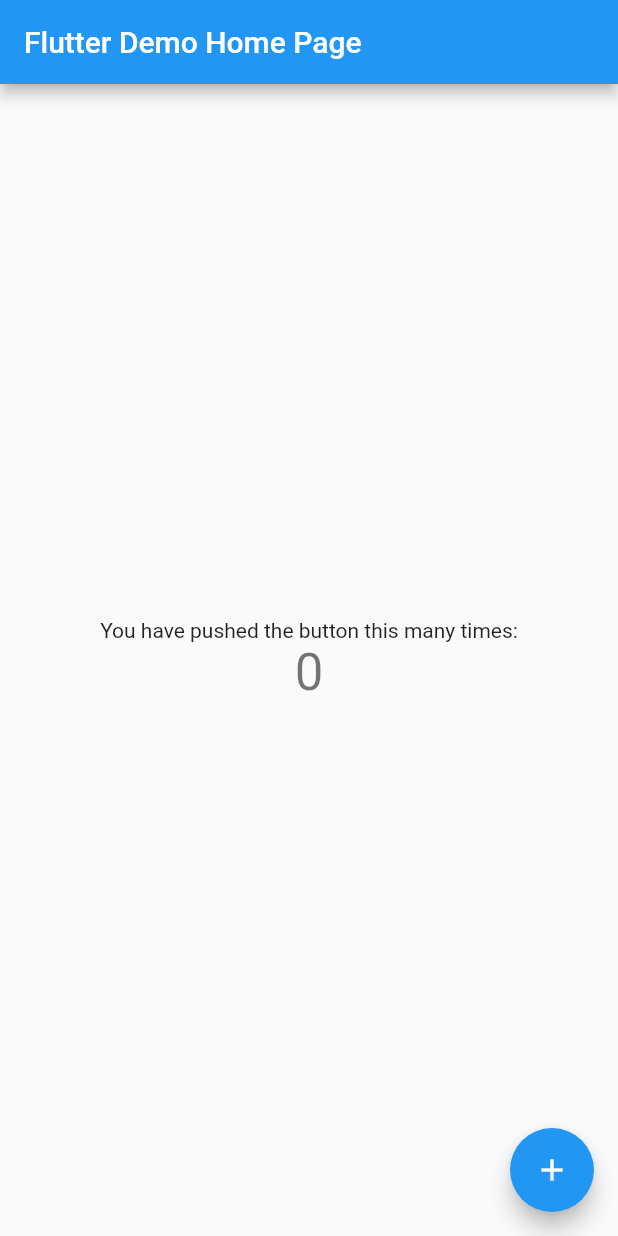
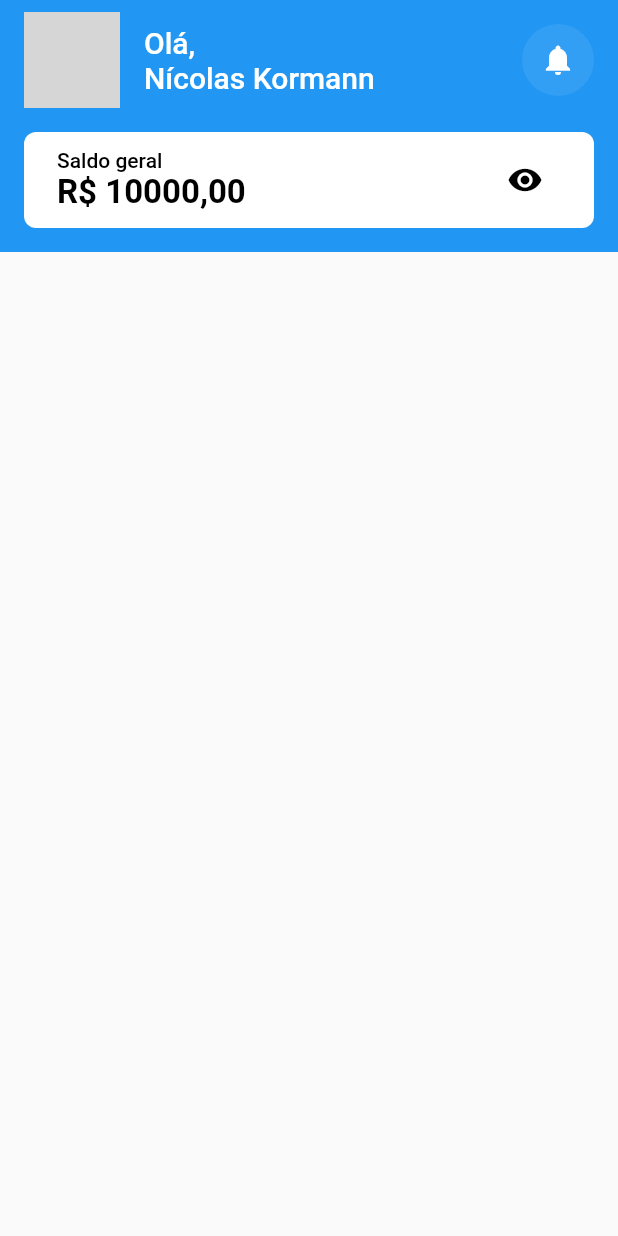
Before and after one commit to Luanftg/PIT01GP01, a Flutter app: the screen it shows after launch, on a phone screen of 412 x 824 dp. Run offline on Flutter 3.47's test engine with Material 2 defaults, Android fonts, the phone set to English and light mode, and no system bars; network calls fail; grey boxes are pictures that could not be loaded.

Commit message:
finance app

```diff
--- /dev/null
+++ b/finances_group/lib/finance_app.dart
@@ -0,0 +1,15 @@
+import 'package:finances_group/src/view/pages/home_page.dart';
+import 'package:flutter/material.dart';
+
+class FinanceApp extends StatelessWidget {
+  const FinanceApp({super.key});
+
+  @override
+  Widget build(BuildContext context) {
+    return const MaterialApp(
+      debugShowCheckedModeBanner: false,
+      title: 'FinanceApp',
+      home: HomePage(),
+    );
+  }
+}
--- a/finances_group/lib/main.dart
+++ b/finances_group/lib/main.dart
@@ -1,68 +1,6 @@
+import 'package:finances_group/finance_app.dart';
 import 'package:flutter/material.dart';
 
 void main() {
-  runApp(const MyApp());
+  runApp(const FinanceApp());
 }
-
-class MyApp extends StatelessWidget {
-  const MyApp({super.key});
-
-  // This widget is the root of your application.
-  @override
-  Widget build(BuildContext context) {
-    return MaterialApp(
-      title: 'Flutter Demo',
-      theme: ThemeData(
-        primarySwatch: Colors.blue,
-      ),
-      home: const MyHomePage(title: 'Flutter Demo Home Page'),
-    );
-  }
-}
-
-class MyHomePage extends StatefulWidget {
-  const MyHomePage({super.key, required this.title});
-
-  final String title;
-
-  @override
-  State<MyHomePage> createState() => _MyHomePageState();
-}
-
-class _MyHomePageState extends State<MyHomePage> {
-  int _counter = 0;
-
-  void _incrementCounter() {
-    setState(() {
-      _counter++;
-    });
-  }
-
-  @override
-  Widget build(BuildContext context) {
-    return Scaffold(
-      appBar: AppBar(
-        title: Text(widget.title),
-      ),
-      body: Center(
-        child: Column(
-          mainAxisAlignment: MainAxisAlignment.center,
-          children: <Widget>[
-            const Text(
-              'You have pushed the button this many times:',
-            ),
-            Text(
-              '$_counter',
-              style: Theme.of(context).textTheme.headline4,
-            ),
-          ],
-        ),
-      ),
-      floatingActionButton: FloatingActionButton(
-        onPressed: _incrementCounter,
-        tooltip: 'Increment',
-        child: const Icon(Icons.add),
-      ),
-    );
-  }
-}
--- /dev/null
+++ b/finances_group/lib/src/view/components/user.dart
@@ -0,0 +1,30 @@
+List<User> users = [
+  User(true,
+      uid: '1',
+      displayName: 'Nícolas Kormann',
+      email: 'kormann.nicolas@gmail.com',
+      phoneNumber: '(47) 9999-0000',
+      balance: 10000,
+      photoURL:
+          'https://media-exp1.licdn.com/dms/image/C4D03AQEoqxz5Ur8xIw/profile-displayphoto-shrink_200_200/0/1661958896044?e=1671667200&v=beta&t=s1ikt5EvvbLEXcHOjrah9mVcUDrlahFACjBjH3C5TS8'),
+];
+
+class User {
+  final String? displayName;
+  final String? email;
+  final bool emailVerified;
+  final String? phoneNumber;
+  String? photoURL;
+  final String uid;
+  final double? balance;
+
+  User(
+    this.emailVerified, {
+    this.displayName,
+    this.email,
+    this.phoneNumber,
+    this.photoURL,
+    required this.uid,
+    this.balance,
+  });
+}
--- a/finances_group/lib/src/view/pages/home_page.dart
+++ b/finances_group/lib/src/view/pages/home_page.dart
@@ -0,0 +1,26 @@
+import 'package:finances_group/src/view/widgets/homepage/action_app_bar.dart';
+import 'package:finances_group/src/view/widgets/homepage/balance.dart';
+import 'package:finances_group/src/view/widgets/homepage/title_app_bar.dart';
+import 'package:flutter/material.dart';
+
+class HomePage extends StatelessWidget {
+  const HomePage({super.key});
+
+  @override
+  Widget build(BuildContext context) {
+    return Scaffold(
+        appBar: AppBar(
+          elevation: 0.0,
+          centerTitle: false,
+          //backgroundColor: FinanceColors.primary,
+          toolbarHeight: 80,
+          title: const TitleAppBar(),
+          actions: const [ActionAppBar()],
+        ),
+        body: ListView(
+          children: const [
+            BalanceSection(),
+          ],
+        ));
+  }
+}
--- /dev/null
+++ b/finances_group/lib/src/view/widgets/homepage/action_app_bar.dart
@@ -0,0 +1,26 @@
+import 'package:flutter/material.dart';
+
+class ActionAppBar extends StatelessWidget {
+  const ActionAppBar({
+    Key? key,
+  }) : super(key: key);
+
+  @override
+  Widget build(BuildContext context) {
+    return Column(
+      mainAxisAlignment: MainAxisAlignment.center,
+      children: [
+        Container(
+          margin: const EdgeInsets.only(right: 16),
+          decoration: const BoxDecoration(
+              color: Color.fromARGB(20, 255, 255, 255),
+              borderRadius: BorderRadius.all(Radius.circular(100))),
+          child: IconButton(
+            onPressed: () => debugPrint('Notification Icon'),
+            icon: const Icon(Icons.notifications),
+          ),
+        ),
+      ],
+    );
+  }
+}
--- /dev/null
+++ b/finances_group/lib/src/view/widgets/homepage/balance.dart
@@ -0,0 +1,56 @@
+import 'package:finances_group/src/view/components/user.dart';
+import 'package:flutter/material.dart';
+
+class BalanceSection extends StatelessWidget {
+  const BalanceSection({
+    Key? key,
+  }) : super(key: key);
+
+  @override
+  Widget build(BuildContext context) {
+    return Container(
+      color: Colors.blue,
+      width: double.infinity,
+      child: Padding(
+        padding: const EdgeInsets.fromLTRB(16, 8, 16, 16),
+        child: Container(
+          decoration: const BoxDecoration(
+              color: Colors.white,
+              borderRadius: BorderRadius.all(Radius.circular(8))),
+          child: Padding(
+            padding: const EdgeInsets.fromLTRB(22, 8, 22, 8),
+            child: Row(
+              mainAxisAlignment: MainAxisAlignment.spaceBetween,
+              children: [
+                Column(
+                  mainAxisAlignment: MainAxisAlignment.spaceAround,
+                  crossAxisAlignment: CrossAxisAlignment.start,
+                  children: [
+                    const Text('Saldo geral',
+                        style: TextStyle(
+                          fontWeight: FontWeight.w500,
+                          fontSize: 14.0,
+                          color: Colors.black,
+                        )),
+                    Text(
+                        'R\$ ${users[0].balance!.toStringAsFixed(2).replaceFirst('.', ',')}',
+                        style: const TextStyle(
+                          fontWeight: FontWeight.w700,
+                          fontSize: 22.0,
+                          color: Colors.black,
+                        ))
+                  ],
+                ),
+                IconButton(
+                  onPressed: () => debugPrint('Visibily Icon'),
+                  icon: const Icon(Icons.visibility),
+                  color: const Color.fromRGBO(0, 0, 0, 50),
+                ),
+              ],
+            ),
+          ),
+        ),
+      ),
+    );
+  }
+}
--- /dev/null
+++ b/finances_group/lib/src/view/widgets/homepage/title_app_bar.dart
@@ -0,0 +1,47 @@
+import 'package:finances_group/src/view/components/user.dart';
+import 'package:flutter/material.dart';
+
+class TitleAppBar extends StatelessWidget {
+  const TitleAppBar({
+    Key? key,
+  }) : super(key: key);
+
+  @override
+  Widget build(BuildContext context) {
+    return Column(
+      children: [
+        Row(
+          children: [
+            Padding(
+              padding: const EdgeInsets.only(right: 16),
+              child: GestureDetector(
+                onTap: () => {
+                  debugPrint('Image Button'),
+                },
+                child: CircleAvatar(
+                  backgroundImage: NetworkImage(users[0].photoURL ??
+                      'https://www.nicepng.com/png/full/202-2022264_usuario-annimo-usuario-annimo-user-icon-png-transparent.png'),
+                  radius: 32,
+                ),
+              ),
+            ),
+            Column(
+              mainAxisAlignment: MainAxisAlignment.start,
+              crossAxisAlignment: CrossAxisAlignment.start,
+              children: [
+                const Text(
+                  'Olá,',
+                  //style: FinanceTextStyles.caption,
+                ),
+                Text(
+                  users[0].displayName!,
+                  //style: FinanceTextStyles.headlineLarge,
+                )
+              ],
+            ),
+          ],
+        ),
+      ],
+    );
+  }
+}
```
Also changed, not shown: finances_group/lib/src/view/widgets/homepage/homepage.dart (added), finances_group/lib/src/view/widgets/widget.dart (deleted), 2 other files.
